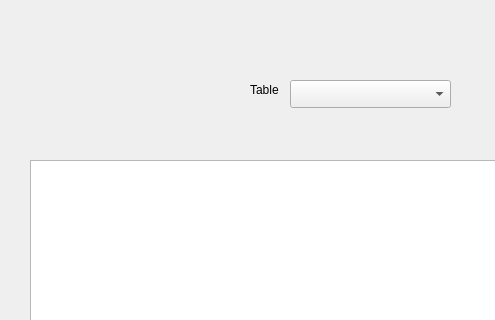
This is schema_check.ui in QjaYo/Database_MiniProject as Qt 5 draws it before an edit; both pictures show x 0 to 495 and y 0 to 320 of the 728 by 507 pixel window. The edited form follows.
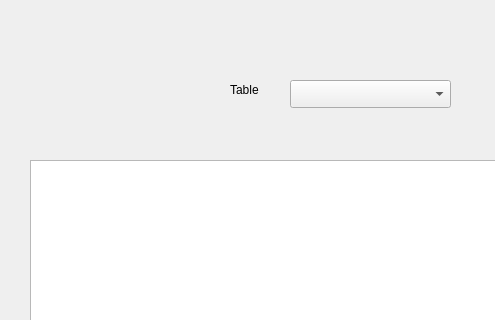
This is the edited form.

```diff
--- a/schema_check.ui
+++ b/schema_check.ui
@@ -36,9 +36,9 @@
   <widget class="QLabel" name="label">
    <property name="geometry">
     <rect>
-     <x>250</x>
+     <x>230</x>
      <y>80</y>
-     <width>31</width>
+     <width>41</width>
      <height>20</height>
     </rect>
    </property>
```
